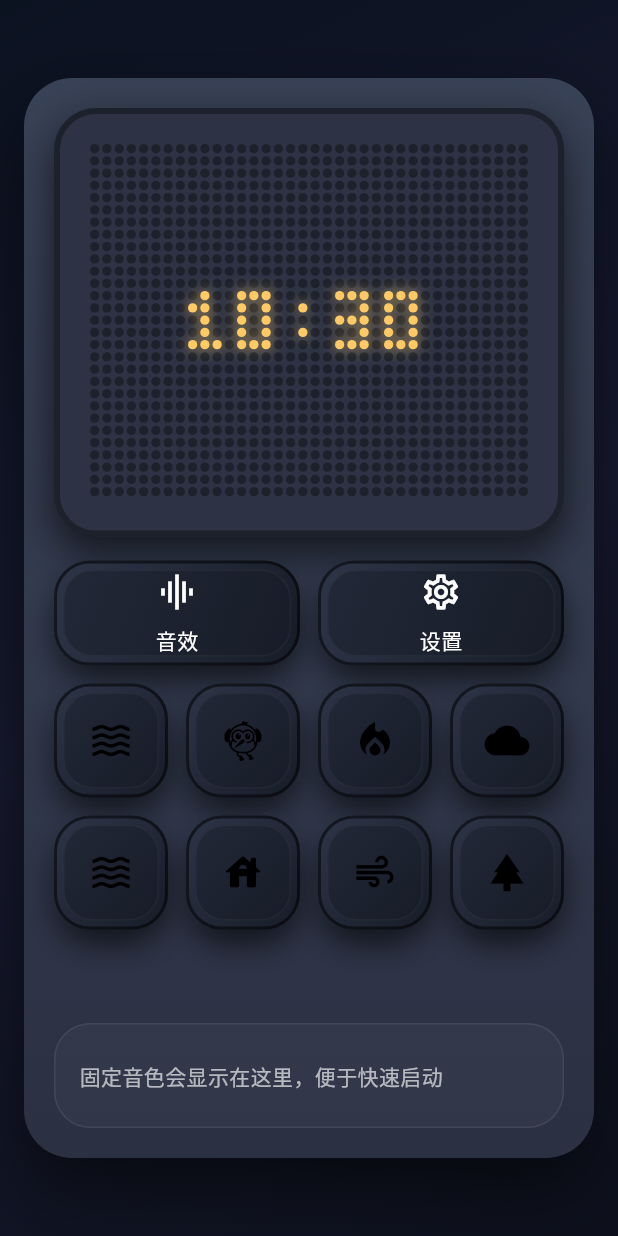
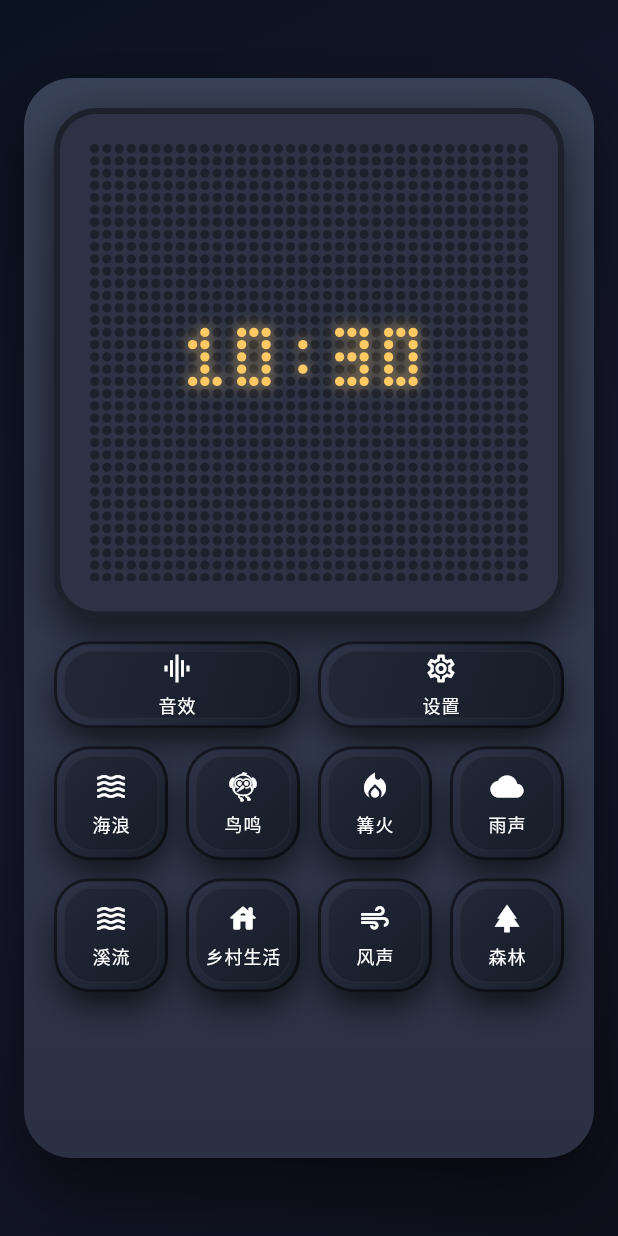
Before and after one commit to Clowrain/sound_box, a Flutter app: the screen it shows after launch, on a phone screen of 412 x 824 dp. Run offline on Flutter 3.47's test engine with Material 3 defaults, Android fonts, the phone set to English and light mode, and no system bars; our stand-ins replace shared_preferences; project files that could hold a hidden picture were left out.

Commit message:
feat: 调整首页样式

```diff
--- a/lib/features/home/home_page.dart
+++ b/lib/features/home/home_page.dart
@@ -1,6 +1,5 @@
 import 'dart:async';
 
-import 'package:flutter/foundation.dart';
 import 'package:flutter/material.dart';
 import 'package:flutter/scheduler.dart';
 import 'package:provider/provider.dart';
@@ -20,15 +19,6 @@ class HomePage extends StatefulWidget {
 class _HomePageState extends State<HomePage> {
   late DateTime _now;
   Timer? _ticker;
-
-  List<IconData> get _fallbackIcons => const [
-    Icons.water_drop_outlined,
-    Icons.local_fire_department_outlined,
-    Icons.bolt_outlined,
-    Icons.waves_outlined,
-    Icons.park_outlined,
-    Icons.nightlight_outlined,
-  ];
 
   @override
   void initState() {
@@ -138,14 +128,12 @@ class _HomePageState extends State<HomePage> {
                           now: _now,
                           onPrimaryAction: _openSounds,
                           featuredSounds: featured,
-                          fallbackIcons: _fallbackIcons,
                           pinnedEntries: pinnedEntries,
                         )
                       : _LandscapeLayout(
                           now: _now,
                           onPrimaryAction: _openSounds,
                           featuredSounds: featured,
-                          fallbackIcons: _fallbackIcons,
                           pinnedEntries: pinnedEntries,
                         ),
                 );
@@ -163,14 +151,12 @@ class _PortraitLayout extends StatelessWidget {
     required this.now,
     required this.onPrimaryAction,
     required this.featuredSounds,
-    required this.fallbackIcons,
     required this.pinnedEntries,
   });
 
   final DateTime now;
   final VoidCallback onPrimaryAction;
   final List<WhiteNoiseSound> featuredSounds;
-  final List<IconData> fallbackIcons;
   final List<_HomePinnedEntry> pinnedEntries;
 
   @override
@@ -190,14 +176,12 @@ class _PortraitLayout extends StatelessWidget {
                 flex: 3,
                 child: _QuickSoundGrid(
                   sounds: featuredSounds,
-                  fallback: fallbackIcons,
+                  pinnedEntries: pinnedEntries,
                 ),
               ),
             ],
           ),
         ),
-        const SizedBox(height: 12),
-        _PinnedPreviewBar(entries: pinnedEntries),
       ],
     );
   }
@@ -208,14 +192,12 @@ class _LandscapeLayout extends StatelessWidget {
     required this.now,
     required this.onPrimaryAction,
     required this.featuredSounds,
-    required this.fallbackIcons,
     required this.pinnedEntries,
   });
 
   final DateTime now;
   final VoidCallback onPrimaryAction;
   final List<WhiteNoiseSound> featuredSounds;
-  final List<IconData> fallbackIcons;
   final List<_HomePinnedEntry> pinnedEntries;
 
   @override
@@ -274,12 +256,10 @@ class _LandscapeLayout extends StatelessWidget {
               Expanded(
                 child: _QuickSoundGrid(
                   sounds: featuredSounds,
-                  fallback: fallbackIcons,
                   crossAxisCount: 2,
+                  pinnedEntries: pinnedEntries,
                 ),
               ),
-              const SizedBox(height: 12),
-              _PinnedPreviewBar(entries: pinnedEntries),
             ],
           ),
         ),
@@ -360,19 +340,17 @@ class _PrimaryActions extends StatelessWidget {
 class _QuickSoundGrid extends StatelessWidget {
   const _QuickSoundGrid({
     required this.sounds,
-    required this.fallback,
     this.crossAxisCount = 3,
+    this.pinnedEntries = const [],
   });
 
   final List<WhiteNoiseSound> sounds;
-  final List<IconData> fallback;
   final int crossAxisCount;
+  final List<_HomePinnedEntry> pinnedEntries;
 
   @override
   Widget build(BuildContext context) {
-    final icons = sounds.isEmpty
-        ? fallback
-        : sounds.map((sound) => sound.icon).toList();
+    final items = _gridItems();
 
     return LayoutBuilder(
       builder: (context, constraints) {
@@ -391,97 +369,56 @@ class _QuickSoundGrid extends StatelessWidget {
           childAspectRatio: 1,
           mainAxisSpacing: gap,
           crossAxisSpacing: gap,
-          children: icons
+          children: items
               .map(
-                (icon) =>
-                    _SquareButton(iconOnly: true, icon: icon, onTap: () {}),
+                (item) => _SquareButton(
+                  icon: item.icon,
+                  label: item.label,
+                  onTap: () {},
+                ),
               )
               .toList(),
         );
       },
     );
   }
+
+  List<_GridItem> _gridItems() {
+    if (pinnedEntries.isNotEmpty) {
+      return pinnedEntries
+          .map(
+            (entry) => _GridItem(
+              icon: entry.sound.icon,
+              label: entry.variant.name.isNotEmpty
+                  ? entry.variant.name
+                  : entry.sound.name,
+            ),
+          )
+          .toList();
+    }
+    return sounds
+        .map((sound) => _GridItem(icon: sound.icon, label: sound.name))
+        .toList();
+  }
 }
 
-class _PinnedPreviewBar extends StatelessWidget {
-  const _PinnedPreviewBar({required this.entries});
+class _HomePinnedEntry {
+  const _HomePinnedEntry({
+    required this.sound,
+    required this.variant,
+    required this.variantIndex,
+  });
 
-  final List<_HomePinnedEntry> entries;
+  final WhiteNoiseSound sound;
+  final WhiteNoiseSoundVariant variant;
+  final int variantIndex;
+}
 
-  @override
-  Widget build(BuildContext context) {
-    final theme = Theme.of(context);
-    final borderColor = Colors.white.withValues(alpha: 0.08);
-    final bgColor = Colors.white.withValues(alpha: 0.03);
+class _GridItem {
+  const _GridItem({required this.icon, required this.label});
 
-    if (entries.isEmpty) {
-      return Container(
-        height: 70,
-        padding: const EdgeInsets.symmetric(horizontal: 16),
-        decoration: BoxDecoration(
-          color: bgColor,
-          borderRadius: BorderRadius.circular(24),
-          border: Border.all(color: borderColor),
-        ),
-        alignment: Alignment.centerLeft,
-        child: Text(
-          '固定音色会显示在这里，便于快速启动',
-          style: theme.textTheme.bodyMedium?.copyWith(
-            color: Colors.white.withValues(alpha: 0.65),
-          ),
-        ),
-      );
-    }
-
-    return Container(
-      height: 70,
-      padding: const EdgeInsets.symmetric(horizontal: 12, vertical: 6),
-      decoration: BoxDecoration(
-        color: bgColor,
-        borderRadius: BorderRadius.circular(24),
-        border: Border.all(color: borderColor),
-      ),
-      child: ListView.separated(
-        scrollDirection: Axis.horizontal,
-        itemCount: entries.length,
-        separatorBuilder: (_, __) => const SizedBox(width: 8),
-        itemBuilder: (context, index) {
-          final entry = entries[index];
-          final label = entry.variant.name.isNotEmpty
-              ? entry.variant.name
-              : entry.sound.name;
-          return SizedBox(
-            width: 52,
-            child: Column(
-              mainAxisAlignment: MainAxisAlignment.center,
-              children: [
-                Container(
-                  width: 36,
-                  height: 36,
-                  decoration: BoxDecoration(
-                    color: Colors.white.withValues(alpha: 0.08),
-                    shape: BoxShape.circle,
-                    border: Border.all(
-                      color: Colors.white.withValues(alpha: 0.15),
-                    ),
-                  ),
-                  child: Icon(entry.sound.icon, color: Colors.white, size: 18),
-                ),
-                const SizedBox(height: 4),
-                Text(
-                  label,
-                  maxLines: 1,
-                  overflow: TextOverflow.ellipsis,
-                  textAlign: TextAlign.center,
-                  style: theme.textTheme.labelSmall,
-                ),
-              ],
-            ),
-          );
-        },
-      ),
-    );
-  }
+  final IconData icon;
+  final String label;
 }
 
 class _SquareButton extends StatefulWidget {
@@ -626,7 +563,7 @@ class _SquareButtonState extends State<_SquareButton> {
                   ? _BreathingIcon(
                       icon: widget.icon,
                       color: iconColor,
-                      size: 30,
+                      size: 24,
                       intensity: glowStrength,
                     )
                   : Column(
@@ -635,16 +572,18 @@ class _SquareButtonState extends State<_SquareButton> {
                         _BreathingIcon(
                           icon: widget.icon,
                           color: iconColor,
-                          size: 28,
+                          size: 22,
                           intensity: glowStrength,
                         ),
                         if (showText) ...[
-                          const SizedBox(height: 8),
+                          const SizedBox(height: 6),
                           Text(
                             widget.label ?? '',
-                            style: theme.textTheme.bodyMedium?.copyWith(
+                            style: theme.textTheme.labelMedium?.copyWith(
                               color: Colors.white,
                             ),
+                            maxLines: 1,
+                            overflow: TextOverflow.ellipsis,
                           ),
                         ],
                       ],
@@ -655,18 +594,6 @@ class _SquareButtonState extends State<_SquareButton> {
       ),
     );
   }
-}
-
-class _HomePinnedEntry {
-  const _HomePinnedEntry({
-    required this.sound,
-    required this.variant,
-    required this.variantIndex,
-  });
-
-  final WhiteNoiseSound sound;
-  final WhiteNoiseSoundVariant variant;
-  final int variantIndex;
 }
 
 class _SidePill extends StatelessWidget {
```
